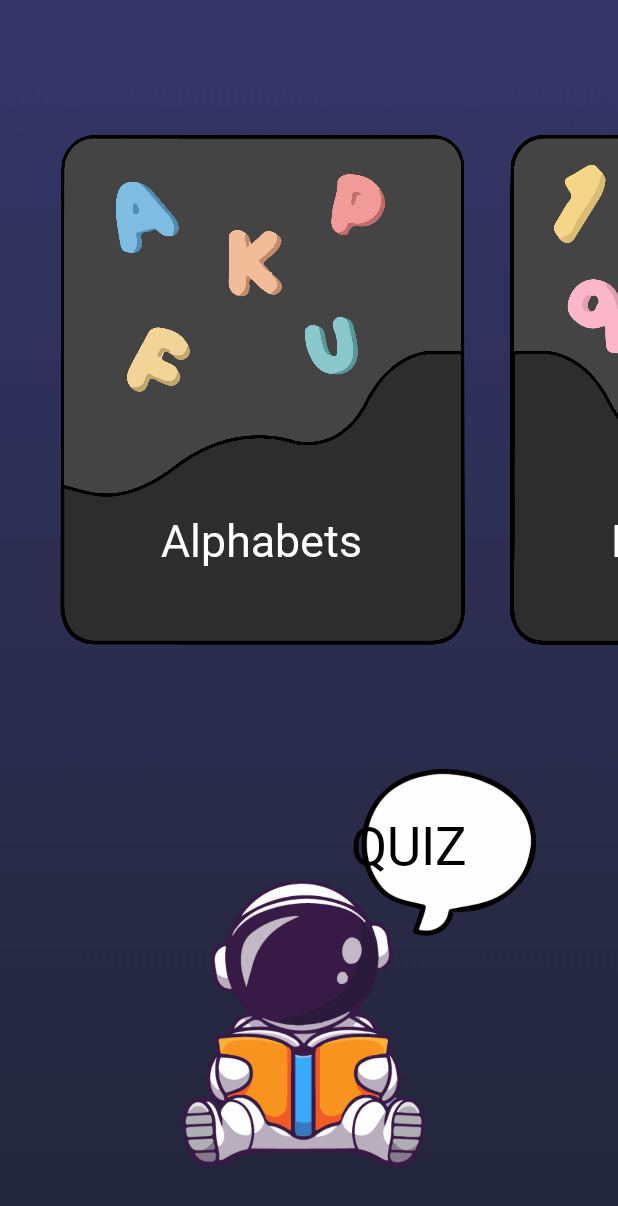
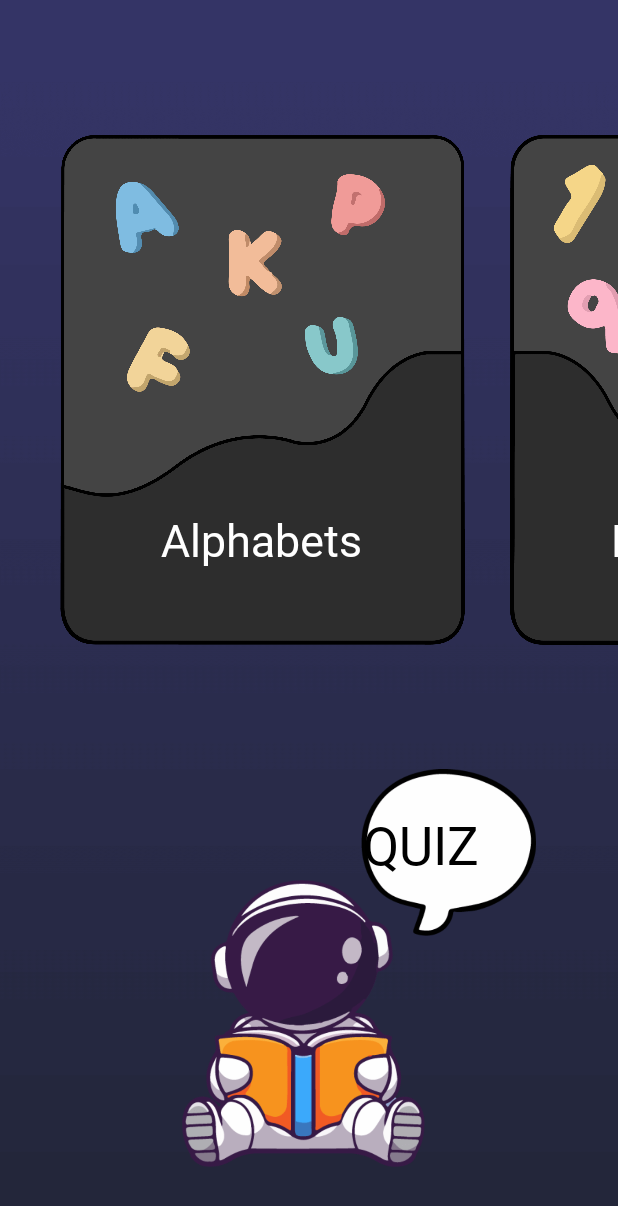
Before and after one commit to aminelasheb/SPACY, an Android app: the ANQ screen opened directly, with no data from a screen before it, on a phone screen of 412 x 824 dp. Shown: the top 1206 px of the screen. Run offline under Robolectric (Android 15) with nearby library versions, the phone set to English and light mode, and no system bars; Roboto replaces fonts that are not available here.

Commit message:
Modif in design!!

```diff
--- a/app/src/main/res/layout/anq.xml
+++ b/app/src/main/res/layout/anq.xml
@@ -18,6 +18,8 @@
         android:layout_centerHorizontal="true"
         android:layout_marginTop="15dp"
         android:text="/"
+        android:fontFamily="@font/baloo"
+        android:textColor="@color/white"
         android:textSize="30sp" />
 
     <HorizontalScrollView
@@ -114,7 +116,7 @@ android:layout_marginTop="70dp"
         android:id="@+id/quizz"
         android:layout_alignParentStart="true"
         android:layout_alignParentBottom="true"
-        android:layout_marginStart="234dp"
+        android:layout_marginStart="242dp"
         android:layout_marginBottom="237dp"
         android:fontFamily="@font/baloo"
         android:text="Quiz"
```
